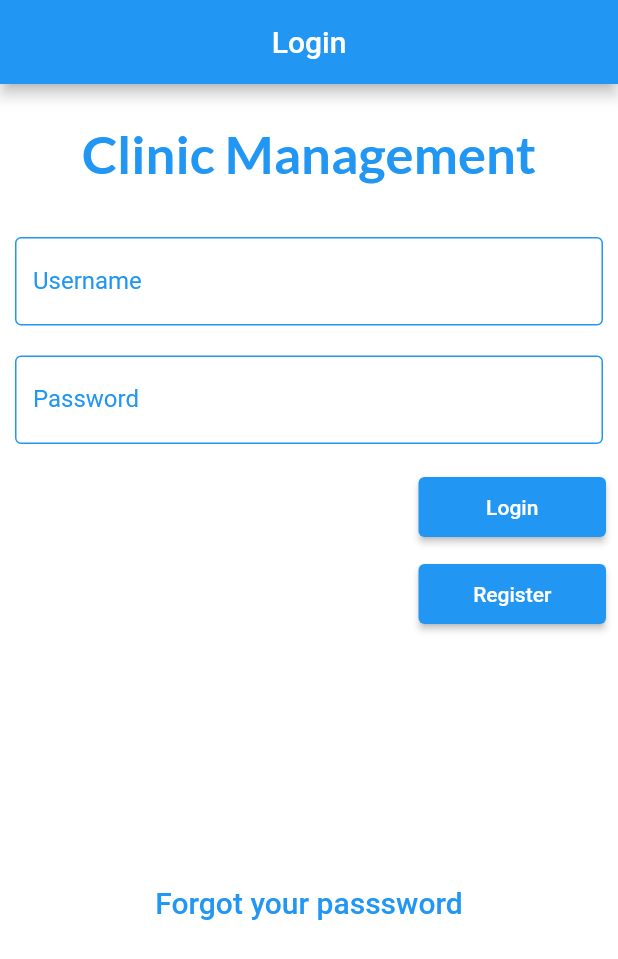
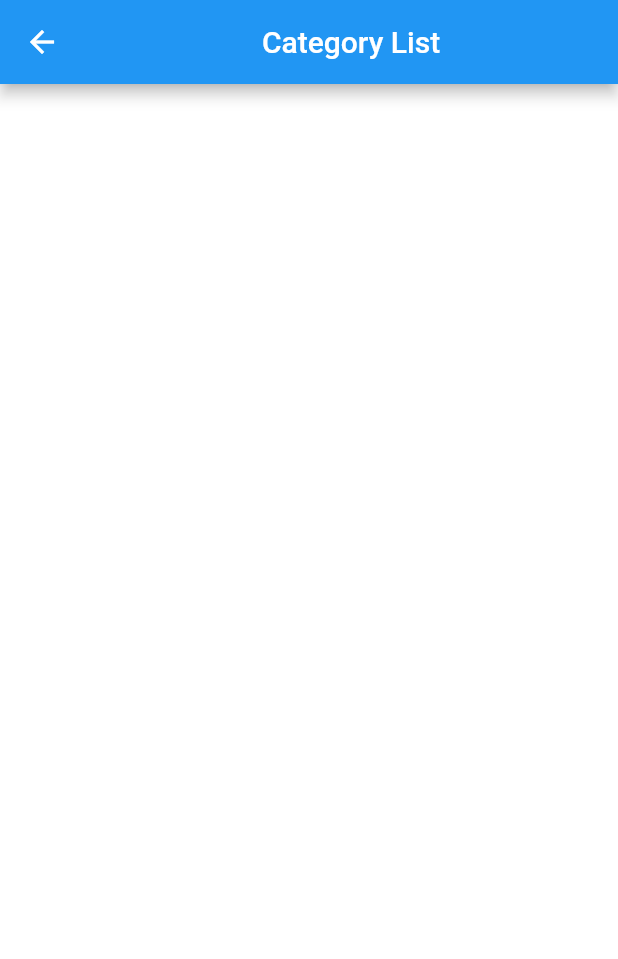
Before and after one commit to SibaGxolo/clinic_management_prototype, a Flutter app: the screen it shows after launch, after a tap on "Login", on a phone screen of 412 x 824 dp. Shown: the top 959 px of the screen. Run offline on Flutter 3.47's test engine with Material 2 defaults, Android fonts, the phone set to English and light mode, and no system bars; our stand-ins replace google_fonts.

Commit message:
Asive's commits

```diff
--- /dev/null
+++ b/lib/pages/landing_page.dart
@@ -0,0 +1,21 @@
+//By Asive Mrwetyana (to be edited)
+//Landing page displays clickable icons for the different categories
+import 'package:flutter/material.dart';
+
+class Landing extends StatelessWidget {
+  const Landing ({Key? key}) : super(key: key);
+
+  @override
+  Widget build(BuildContext context) {
+    return Scaffold(
+      backgroundColor: Colors.white,
+      appBar: AppBar(
+        title: const Center(
+          child: Text('Category List'),
+        ),
+
+      ),
+
+    );
+  }
+}
--- a/lib/pages/login.dart
+++ b/lib/pages/login.dart
@@ -3,6 +3,8 @@ import 'package:clinic_management_prototype/widgets/button.dart';
 import 'package:clinic_management_prototype/widgets/inputfield.dart';
 import 'package:flutter/material.dart';
 import 'package:google_fonts/google_fonts.dart';
+
+import 'landing_page.dart';
 
 class Login extends StatelessWidget {
   const Login({Key? key}) : super(key: key);
@@ -48,7 +50,12 @@ class Login extends StatelessWidget {
                 children: [
                   Column(
                     children: [
-                      Button(buttontext: 'Login', onPressed: () {}),
+                      Button(buttontext: 'Login', onPressed:() {
+                            Navigator.push(
+                                context,
+                                //Login button redirects the app to the landing page
+                                MaterialPageRoute(
+                                    builder: (context) => const Landing()));}),
                       const SizedBox(height: 10),
                       Button(
                           buttontext: 'Register',
```
Also changed, not shown: pubspec.lock.
